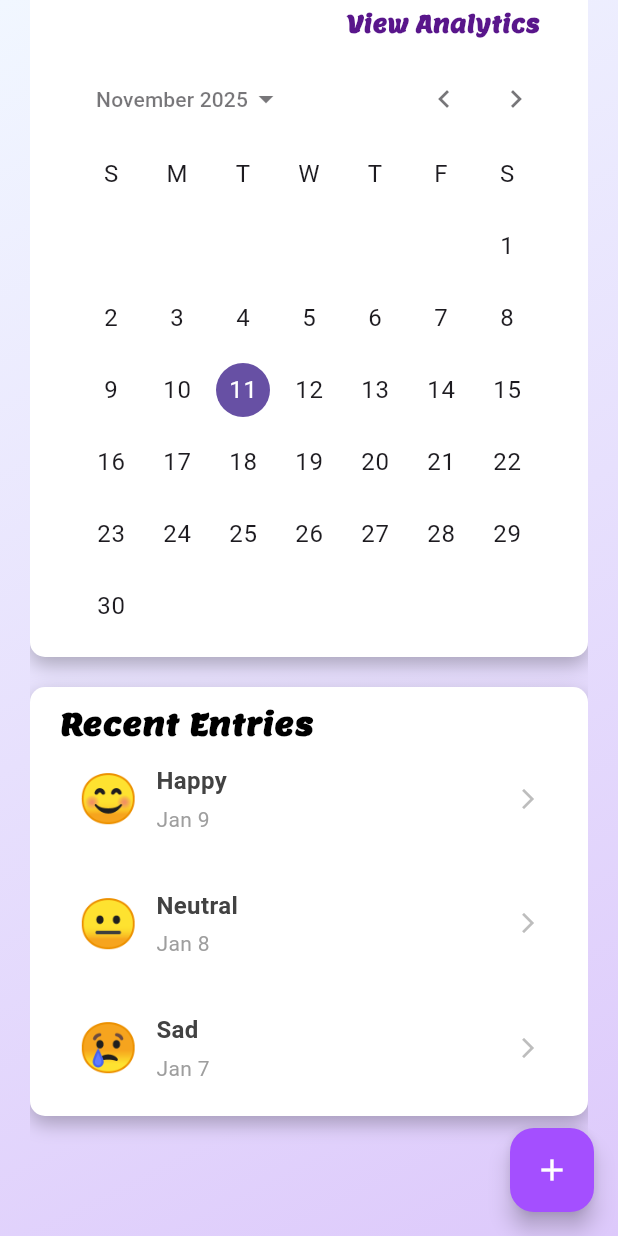
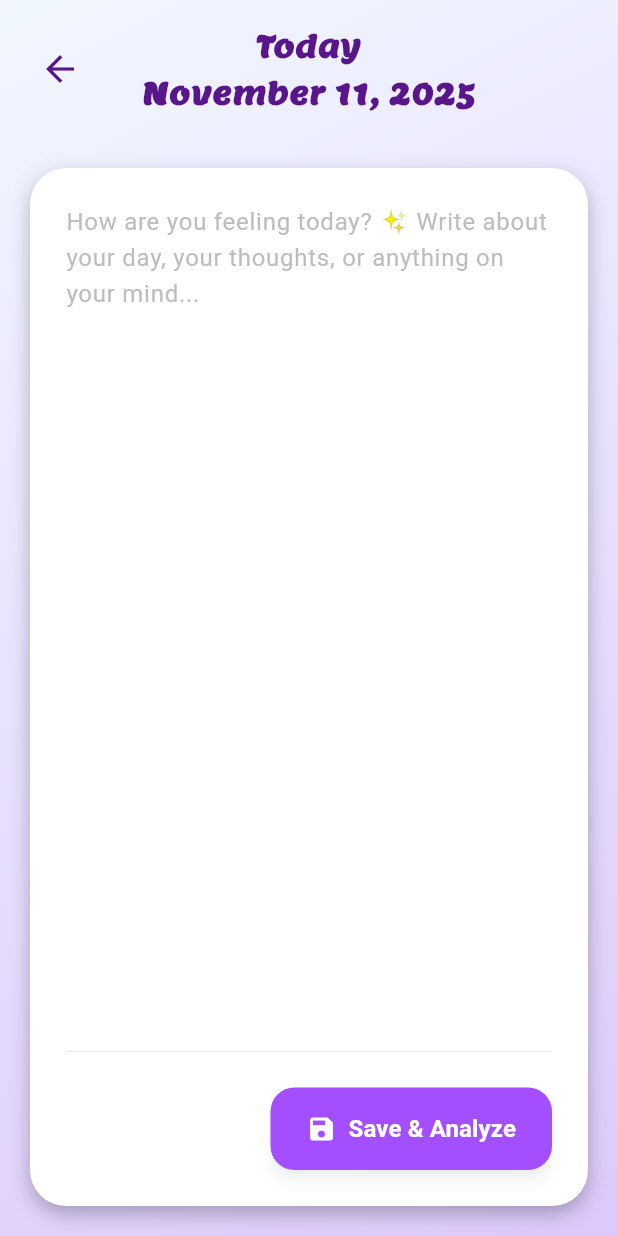
Before and after one commit to Mareamkhaled/mood_log, a Flutter app: the screen it shows after launch, scrolled down 167 dp, after a tap on the "add" icon, on a phone screen of 412 x 824 dp. Run offline on Flutter 3.47's test engine with Material 3 defaults, Android fonts, the phone set to English and light mode, and no system bars; our stand-ins replace device_preview, gap.

Commit message:
add WriteEntryScreen and AnalyzeButton widgets                                                                             +Refactor text styles in CurrentStreak widget and update CustomFloatingButton

```diff
--- a/lib/core/utils/app_style.dart
+++ b/lib/core/utils/app_style.dart
@@ -11,7 +11,7 @@ class AppStyle{
   );
 
 
-  static TextStyle lemon15sPurple400 = const TextStyle(
+  static TextStyle lemon15sGrey400 = const TextStyle(
     fontFamily: 'Lemon',
     fontSize: 12,
     fontWeight: FontWeight.w400,
--- a/lib/screens/home_screen.dart
+++ b/lib/screens/home_screen.dart
@@ -41,7 +41,7 @@ class HomeScreen extends StatelessWidget {
         ),
       ),
 
-      floatingActionButton: customFloatingButton()
+      floatingActionButton: const CustomFloatingButton()
     );
   }
 }
--- /dev/null
+++ b/lib/screens/write_entry_screen.dart
@@ -0,0 +1,119 @@
+import 'package:flutter/material.dart';
+import 'package:gap/gap.dart';
+import 'package:intl/intl.dart';
+import '../core/utils/app_colors.dart';
+import '../core/utils/app_style.dart';
+import '../widgets/analyze_button.dart';
+import '../widgets/cutom_shadow.dart';
+
+class WriteEntryScreen extends StatelessWidget {
+  const WriteEntryScreen({super.key});
+  @override
+  Widget build(BuildContext context) {
+    final now = DateTime.now();
+    final formattedDate = DateFormat('MMMM d, yyyy').format(now);
+
+    return Scaffold(
+      body: Container(
+        decoration: const BoxDecoration(
+          gradient: LinearGradient(
+            begin: Alignment.topLeft,
+            end: Alignment.bottomRight,
+            colors: [AppColors.primaryColor, AppColors.secondaryColor],
+          ),
+        ),
+        child: SafeArea(
+          child: Column(
+            children: [
+              Padding(
+                padding: const EdgeInsets.all(16.0),
+                child: Row(
+                  children: [
+                    // Back button
+                    IconButton(
+                      onPressed: () {
+                        Navigator.pop(context);
+                      },
+                      icon: const Icon(
+                        Icons.arrow_back,
+                        color: AppColors.myDarkPurple,
+                        size: 28,
+                      ),
+                    ),
+
+                    Expanded(
+                      child: Column(
+                        children: [
+                          Text('Today', style: AppStyle.lemon20sPurple500),
+                          const Gap(2),
+                          Text(
+                            formattedDate,
+                            style: AppStyle.lemon20sPurple500,
+                          ),
+                        ],
+                      ),
+                    ),
+
+                    // Empty space for symmetry
+                    const SizedBox(width: 48),
+                  ],
+                ),
+              ),
+
+              Expanded(
+                child: Container(
+                  margin: const EdgeInsets.all(20),
+                  padding: const EdgeInsets.all(24),
+                  decoration: BoxDecoration(
+                    color: Colors.white,
+                    borderRadius: BorderRadius.circular(24),
+                    boxShadow: [customShadow()],
+                  ),
+                  child: Column(
+                    children: [
+                      Expanded(
+                        child: TextField(
+                          // controller: _textController,
+                          maxLines: null,
+                          expands: true,
+                          style: const TextStyle(
+                            fontSize: 16,
+                            color: Colors.black87,
+                            height: 1.5,
+                          ),
+                          decoration: InputDecoration(
+                            hintText:
+                                'How are you feeling today? ✨ Write about your day, your thoughts, or anything on your mind...',
+                            hintStyle: TextStyle(
+                              fontSize: 16,
+                              color: Colors.grey[400],
+                              height: 1.5,
+                            ),
+                            border: InputBorder.none,
+                            contentPadding: EdgeInsets.zero,
+                          ),
+                          textAlignVertical: TextAlignVertical.top,
+                        ),
+                      ),
+
+                      const Gap(16),
+
+                      Divider(color: Colors.grey[200], thickness: 1),
+
+                      const Gap(16),
+
+                      const Row(
+                        mainAxisAlignment: MainAxisAlignment.end,
+                        children: [AnalyzeButton()],
+                      ),
+                    ],
+                  ),
+                ),
+              ),
+            ],
+          ),
+        ),
+      ),
+    );
+  }
+}
--- /dev/null
+++ b/lib/widgets/analyze_button.dart
@@ -0,0 +1,40 @@
+import 'package:flutter/material.dart';
+
+import '../core/utils/app_colors.dart';
+
+class AnalyzeButton extends StatelessWidget {
+  const AnalyzeButton({super.key});
+
+
+  @override
+  Widget build(BuildContext context) {
+    return ElevatedButton.icon(
+                            onPressed: (){},
+                            icon: const Icon(
+                              Icons.save,
+                              color: Colors.white,
+                              size: 20,
+                            ),
+                            label: const Text(
+                              'Save & Analyze',
+                              style: TextStyle(
+                                fontSize: 16,
+                                fontWeight: FontWeight.w600,
+                                color: Colors.white,
+                              ),
+                            ),
+                            style: ElevatedButton.styleFrom(
+                              backgroundColor: AppColors.myLightPurple,
+                              padding: const EdgeInsets.symmetric(
+                                horizontal: 24,
+                                vertical: 16,
+                              ),
+                              shape: RoundedRectangleBorder(
+                                borderRadius: BorderRadius.circular(16),
+                              ),
+                              elevation: 4,
+                              shadowColor: AppColors.primaryColor.withOpacity(0.4),
+                            ),
+                          );
+  }
+}
--- a/lib/widgets/current_streak.dart
+++ b/lib/widgets/current_streak.dart
@@ -15,9 +15,9 @@ class CurrentStreak extends StatelessWidget {
         children: [
           Row(
             children: [
-              Text("Current Streak", style: AppStyle.lemon15sPurple400),
+              Text("Current Streak", style: AppStyle.lemon15sGrey400),
               const Spacer(),
-              Text("Total Entries", style: AppStyle.lemon15sPurple400),
+              Text("Total Entries", style: AppStyle.lemon15sGrey400),
             ],
           ),
           const Gap(10),
--- a/lib/widgets/custom_floating_button.dart
+++ b/lib/widgets/custom_floating_button.dart
@@ -1,14 +1,23 @@
 import 'package:flutter/material.dart';
 
 import '../core/utils/app_colors.dart';
+import '../screens/write_entry_screen.dart';
 
-Widget customFloatingButton() {
-  return FloatingActionButton(
+class CustomFloatingButton extends StatelessWidget {
+  const CustomFloatingButton({super.key});
+
+  @override
+  Widget build(BuildContext context) {
+    return FloatingActionButton(
     onPressed: () {
-      // TODO: Navigate to write entry screen
+      Navigator.push(
+       context,
+        MaterialPageRoute(builder: (context) => const WriteEntryScreen()),
+      );
       debugPrint('New Entry button pressed');
     },
     backgroundColor: AppColors.myLightPurple,
     child: const Icon(Icons.add, color: Colors.white),
   );
+  }
 }
--- a/pubspec.yaml
+++ b/pubspec.yaml
@@ -33,6 +33,7 @@ dependencies:
   flutter:
     sdk: flutter
   gap: ^3.0.1
+  intl: ^0.20.2
   # intl: ^0.20.2
 
 dev_dependencies:
```
Also changed, not shown: pubspec.lock.
